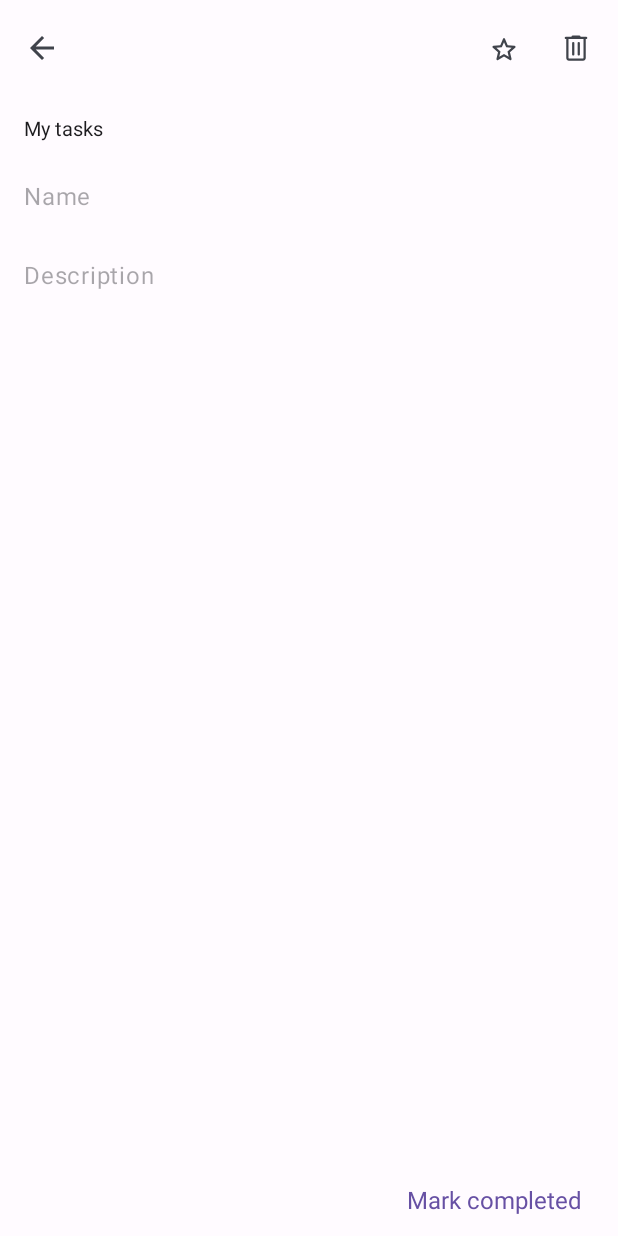
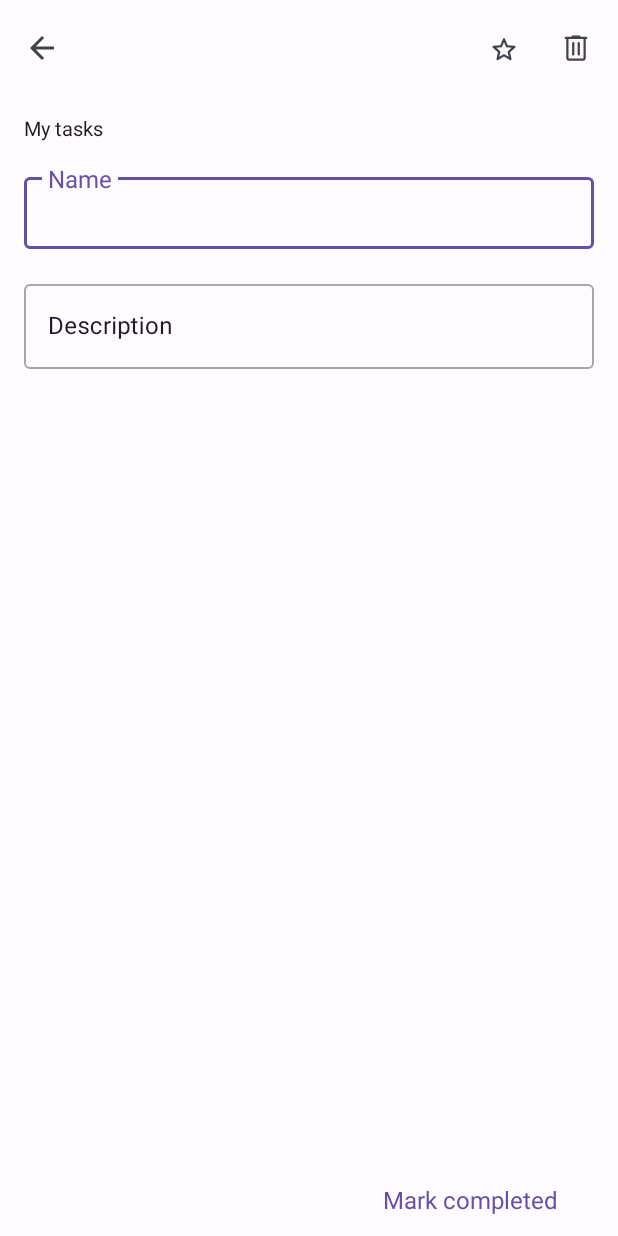
Before and after one commit to burachevsky/FlexTasker-Android, an Android app: the layout fragment_task_details.xml on its own in the app's theme, with its tools: preview values and no code run, on a phone screen of 412 x 824 dp. Run offline under Robolectric (Android 15) with nearby library versions, the phone set to English and light mode, and no system bars.

Commit message:
update task details screen

```diff
--- a/app/src/main/res/layout/fragment_task_details.xml
+++ b/app/src/main/res/layout/fragment_task_details.xml
@@ -3,7 +3,8 @@
     xmlns:app="http://schemas.android.com/apk/res-auto"
     xmlns:tools="http://schemas.android.com/tools"
     android:layout_width="match_parent"
-    android:layout_height="match_parent">
+    android:layout_height="match_parent"
+    android:fitsSystemWindows="true">
 
     <com.google.android.material.appbar.MaterialToolbar
         android:id="@+id/toolbar"
@@ -40,6 +41,7 @@
         android:id="@+id/form"
         android:layout_width="match_parent"
         android:layout_height="0dp"
+        app:layout_constraintBottom_toTopOf="@id/bottomAppBar"
         app:layout_constraintTop_toBottomOf="@id/toolbar">
 
         <androidx.constraintlayout.widget.ConstraintLayout
@@ -54,18 +56,19 @@
                 android:layout_height="wrap_content"
                 android:layout_marginStart="16dp"
                 android:layout_marginTop="12dp"
-                tools:text="My tasks"
                 app:layout_constraintStart_toStartOf="parent"
-                app:layout_constraintTop_toTopOf="parent" />
+                app:layout_constraintTop_toTopOf="parent"
+                tools:text="My tasks" />
 
             <com.google.android.material.textfield.TextInputLayout
                 android:id="@+id/textInputLayout"
+                style="@style/Widget.FlexTasker.TextInputLayout"
                 android:layout_width="match_parent"
                 android:layout_height="wrap_content"
-                android:layout_marginTop="12dp"
-                app:boxBackgroundMode="none"
+                android:layout_marginHorizontal="16dp"
+                android:layout_marginTop="16dp"
                 app:endIconMode="custom"
-                app:hintEnabled="false"
+                app:hintEnabled="true"
                 app:layout_constraintTop_toBottomOf="@id/label">
 
                 <com.google.android.material.textfield.TextInputEditText
@@ -81,12 +84,13 @@
 
             <com.google.android.material.textfield.TextInputLayout
                 android:id="@+id/descriptionInputLayout"
+                style="@style/Widget.FlexTasker.TextInputLayout"
                 android:layout_width="match_parent"
                 android:layout_height="wrap_content"
+                android:layout_margin="16dp"
                 android:scrollbarAlwaysDrawVerticalTrack="true"
-                app:boxBackgroundMode="none"
                 app:endIconMode="custom"
-                app:hintEnabled="false"
+                app:hintEnabled="true"
                 app:layout_constraintTop_toBottomOf="@id/textInputLayout">
 
                 <com.google.android.material.textfield.TextInputEditText
@@ -111,10 +115,12 @@
         app:layout_constraintBottom_toBottomOf="parent">
 
         <TextView
-            android:id="@+id/bottomAppBarToolbar"
+            android:id="@+id/isCompleteButton"
             android:layout_width="wrap_content"
             android:layout_height="48dp"
             android:layout_gravity="end"
+            android:layout_marginTop="16dp"
+            android:layout_marginEnd="16dp"
             android:background="@drawable/bg_drawer_menu_item_not_selected"
             android:gravity="center"
             android:paddingHorizontal="24dp"
--- a/app/src/main/res/values/strings.xml
+++ b/app/src/main/res/values/strings.xml
@@ -17,4 +17,6 @@
     <string name="button_delete">Delete</string>
     <string name="button_cancel">Cancel</string>
     <string name="delete_task">Delete task?</string>
+    <string name="mark_completed">Mark completed</string>
+    <string name="mark_uncompleted">Mark uncompleted</string>
 </resources>
--- /dev/null
+++ b/app/src/main/res/values/styles_edit_text.xml
@@ -0,0 +1,34 @@
+<?xml version="1.0" encoding="utf-8"?>
+<resources>
+
+    <style name="Widget.FlexTasker.TextInputLayout" parent="Widget.MaterialComponents.TextInputLayout.OutlinedBox">
+        <item name="boxCornerRadiusBottomEnd">4dp</item>
+        <item name="boxCornerRadiusTopEnd">4dp</item>
+        <item name="boxCornerRadiusBottomStart">4dp</item>
+        <item name="boxCornerRadiusTopStart">4dp</item>
+        <item name="labelStyle">@style/TextAppearance.FlexTasker.Label</item>
+
+        <item name="placeholderTextAppearance">@style/TextAppearance.FlexTasker.Placeholder</item>
+        <item name="errorTextAppearance">@style/TextAppearance.FlexTasker.SecondaryBody</item>
+        <item name="endIconTint">?attr/colorOnSecondaryContainer</item>
+        <item name="helperTextTextAppearance">@style/TextAppearance.FlexTasker.SecondaryBody</item>
+        <item name="helperTextTextColor">?attr/colorOnSecondaryContainer</item>
+        <item name="hintTextAppearance">@style/TextAppearance.FlexTasker.Placeholder</item>
+        <!--        color when InputTextLayout is not focused-->
+        <item name="android:textColorHint">?attr/colorOnSecondaryContainer</item>
+        <!--        color when InputTextLayout is focused-->
+        <item name="hintTextColor">?android:attr/colorPrimary</item>
+        <item name="editTextStyle">@style/Widget.FlexTasker.EditText</item>
+        <item name="textAppearanceCaption">@style/TextAppearance.FlexTasker.Label</item>
+        <item name="android:textAppearance">@style/TextAppearance.FlexTasker.Body</item>
+    </style>
+
+    <style name="Widget.FlexTasker.EditText" parent="">
+        <item name="android:textAppearance">@style/TextAppearance.FlexTasker.Body</item>
+        <item name="android:scrollbars">vertical</item>
+        <item name="hintTextAppearance">@style/TextAppearance.FlexTasker.Label</item>
+        <item name="textAppearanceSubtitle1">@style/TextAppearance.FlexTasker.Body</item>
+        <item name="textAppearanceCaption">@style/TextAppearance.FlexTasker.Body</item>
+    </style>
+
+</resources>
```
Also changed, not shown: app/src/main/java/com/github/flextasker/feature/taskdetails/TaskDetailsFragment.kt (+28 -4 lines), app/src/main/java/com/github/flextasker/feature/taskdetails/TaskDetailsViewModel.kt (+53 -8 lines), app/src/main/java/com/github/flextasker/feature/taskdetails/Updater.kt (added, +10 -0 lines).
